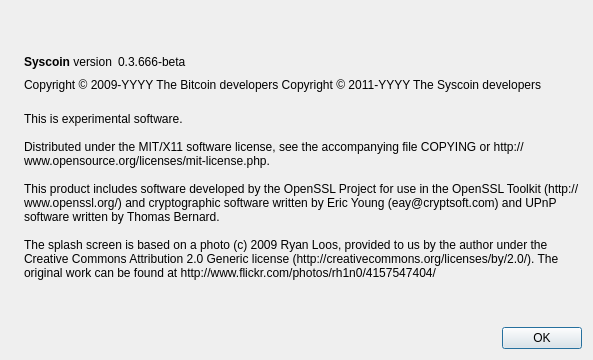
Above: src/qt/forms/aboutdialog.ui from syscoin/syscoin1 before the change. Below: the same form after it.
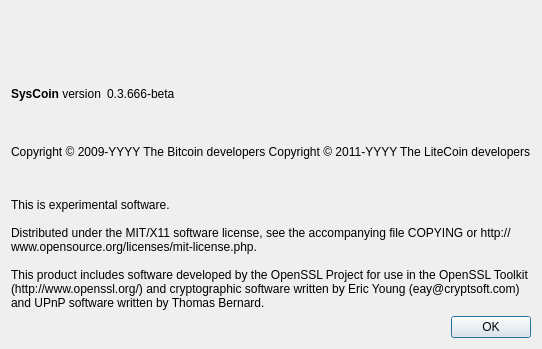
That is the form after the change. Icons and pictures are not drawn.

Commit message: About Copyrights to Litecoin + Logo Rotate

What changed in the file:
```diff
--- a/src/qt/forms/aboutdialog.ui
+++ b/src/qt/forms/aboutdialog.ui
@@ -6,41 +6,28 @@
    <rect>
     <x>0</x>
     <y>0</y>
-    <width>593</width>
-    <height>360</height>
+    <width>480</width>
+    <height>349</height>
    </rect>
   </property>
   <property name="windowTitle">
    <string>About Syscoin</string>
   </property>
   <layout class="QHBoxLayout" name="horizontalLayout_2">
-   <item>
-    <widget class="QLabel" name="label_4">
-     <property name="sizePolicy">
-      <sizepolicy hsizetype="Preferred" vsizetype="Ignored">
-       <horstretch>0</horstretch>
-       <verstretch>0</verstretch>
-      </sizepolicy>
-     </property>
-     <property name="pixmap">
-      <pixmap resource="../bitcoin.qrc">:/images/about</pixmap>
-     </property>
-    </widget>
-   </item>
    <item>
     <layout class="QVBoxLayout" name="verticalLayout_2">
      <item>
-      <spacer name="verticalSpacer_2">
-       <property name="orientation">
-        <enum>Qt::Vertical</enum>
+      <widget class="QLabel" name="label_3">
+       <property name="text">
+        <string/>
        </property>
-       <property name="sizeHint" stdset="0">
-        <size>
-         <width>20</width>
-         <height>40</height>
-        </size>
+       <property name="pixmap">
+        <pixmap resource="../bitcoin.qrc">:/images/splash</pixmap>
        </property>
-      </spacer>
+       <property name="alignment">
+        <set>Qt::AlignCenter</set>
+       </property>
+      </widget>
      </item>
      <item>
       <layout class="QHBoxLayout" name="horizontalLayout">
@@ -50,7 +37,7 @@
           <cursorShape>IBeamCursor</cursorShape>
          </property>
          <property name="text">
-          <string>&lt;b&gt;Syscoin&lt;/b&gt; version</string>
+          <string>&lt;b&gt;SysCoin&lt;/b&gt; version</string>
          </property>
          <property name="textInteractionFlags">
           <set>Qt::LinksAccessibleByMouse|Qt::TextSelectableByKeyboard|Qt::TextSelectableByMouse</set>
@@ -92,7 +79,7 @@
        </property>
        <property name="text">
         <string notr="true">Copyright &amp;copy; 2009-YYYY The Bitcoin developers
-Copyright &amp;copy; 2011-YYYY The Syscoin developers</string>
+Copyright &amp;copy; 2011-YYYY The LiteCoin developers</string>
        </property>
        <property name="textFormat">
         <enum>Qt::RichText</enum>
@@ -113,9 +100,7 @@
 
 Distributed under the MIT/X11 software license, see the accompanying file COPYING or http://www.opensource.org/licenses/mit-license.php.
 
-This product includes software developed by the OpenSSL Project for use in the OpenSSL Toolkit (http://www.openssl.org/) and cryptographic software written by Eric Young (eay@cryptsoft.com) and UPnP software written by Thomas Bernard.
-
-The splash screen is based on a photo (c) 2009 Ryan Loos, provided to us by the author under the Creative Commons Attribution 2.0 Generic license (http://creativecommons.org/licenses/by/2.0/). The original work can be found at http://www.flickr.com/photos/rh1n0/4157547404/</string>
+This product includes software developed by the OpenSSL Project for use in the OpenSSL Toolkit (http://www.openssl.org/) and cryptographic software written by Eric Young (eay@cryptsoft.com) and UPnP software written by Thomas Bernard.</string>
        </property>
        <property name="wordWrap">
         <bool>true</bool>
@@ -125,19 +110,6 @@
        </property>
       </widget>
      </item>
-     <item>
-      <spacer name="verticalSpacer">
-       <property name="orientation">
-        <enum>Qt::Vertical</enum>
-       </property>
-       <property name="sizeHint" stdset="0">
-        <size>
-         <width>20</width>
-         <height>40</height>
-        </size>
-       </property>
-      </spacer>
-     </item>
      <item>
       <widget class="QDialogButtonBox" name="buttonBox">
        <property name="orientation">
```
Left out of the diff: 2 changed lines with no effect on the pictures. The commit also changes 3 other files.
